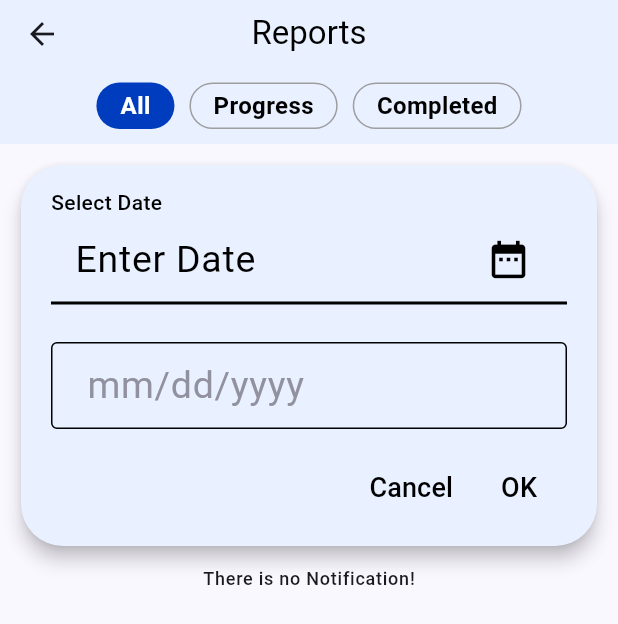
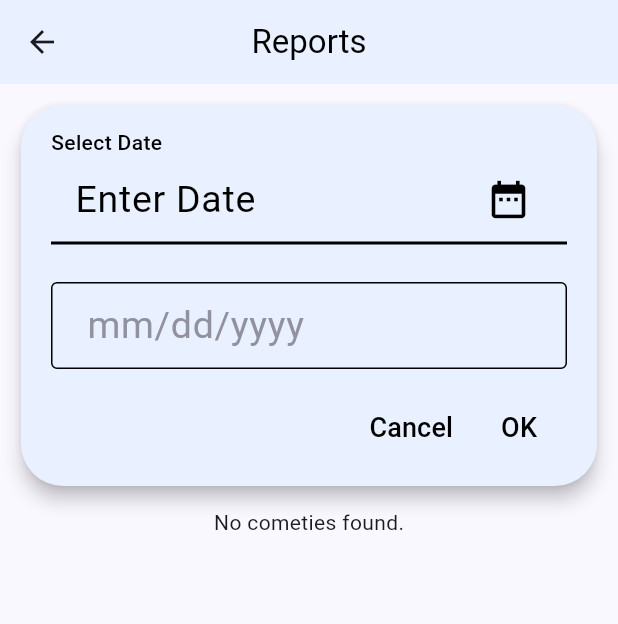
Before and after one commit to hassankhalid2239/digital_cometie_app, a Flutter app: the ReportScreen screen opened directly, on a phone screen of 412 x 824 dp. Shown: the top 624 px of the screen. Run offline on Flutter 3.47's test engine with Material 3 defaults, Android fonts, the phone set to English and light mode, and no system bars; our stand-ins replace cloud_firestore, country_picker, firebase_auth, firebase_core, firebase_messaging, firebase_storage and 9 more; accounts and stored records are empty; key blocks and very long unbroken strings in the code were emptied for the run.

Commit message:
report screen done

```diff
--- a/lib/Views/cometie_screen.dart
+++ b/lib/Views/cometie_screen.dart
@@ -139,7 +139,7 @@ class CometieScreen extends StatelessWidget {
                                       crossAxisAlignment: CrossAxisAlignment.start,
                                       children: [
                                         Text(
-                                          'Amount: ${snapshot.data?.docs[index]['amount']} mon',
+                                          'Amount: ${snapshot.data?.docs[index]['amount']}',
                                           style: GoogleFonts.roboto(
                                             // fontSize: 18,
                                               fontWeight: FontWeight.w400,
--- a/lib/Views/report_screen.dart
+++ b/lib/Views/report_screen.dart
@@ -1,12 +1,11 @@
+import 'package:cloud_firestore/cloud_firestore.dart';
+import 'package:digital_cometie_app/Controller/cometie_controller.dart';
 import 'package:digital_cometie_app/Controller/state_controller.dart';
 import 'package:flutter/material.dart';
 import 'package:flutter_svg/svg.dart';
 import 'package:get/get.dart';
-import 'package:get/get_core/src/get_main.dart';
-import 'package:get/get_state_manager/src/rx_flutter/rx_obx_widget.dart';
+
 import 'package:google_fonts/google_fonts.dart';
-import '../Controller/notification_controller.dart';
-import '../Widgets/custom_filter_button.dart';
 import '../Widgets/custom_text_form_field.dart';
 
 
@@ -28,55 +27,6 @@ class ReportScreen extends StatelessWidget {
               fontWeight: FontWeight.w400, color: Colors.black),
         ),
         centerTitle: true,
-        bottom: PreferredSize(
-          preferredSize: const Size.square(40),
-          child: SingleChildScrollView(
-            scrollDirection: Axis.horizontal,
-            padding: EdgeInsets.zero,
-            child: Padding(
-              padding: const EdgeInsets.all(10),
-              child: Row(
-                // mainAxisAlignment: MainAxisAlignment.start,
-                // crossAxisAlignment: CrossAxisAlignment.start,
-                children: [
-                  Obx((){
-                    return  CustomFilterButton(
-                        onTap: (){
-                          _stateController.reportFilterIndex.value=0;
-                        },
-                        title: 'All',
-                        bgColor: _stateController.reportFilterIndex.value==0?Color(0xff003CBE):Colors.transparent,
-                        borderColor: _stateController.reportFilterIndex.value==0?Colors.transparent:Colors.grey,
-                        textColor: _stateController.reportFilterIndex.value==0?Colors.white:Colors.black);
-                  }),
-                  SizedBox(width: 10,),
-                  Obx((){
-                    return CustomFilterButton(
-                        onTap: (){
-                          _stateController.reportFilterIndex.value=1;
-                        },
-                        title: 'Progress',
-                        bgColor: _stateController.reportFilterIndex.value==1?Color(0xff003CBE):Colors.transparent,
-                        borderColor: _stateController.reportFilterIndex.value==1?Colors.transparent:Colors.grey,
-                        textColor: _stateController.reportFilterIndex.value==1?Colors.white:Colors.black                  );
-                  }),
-                  SizedBox(width: 10,),
-                  Obx((){
-                    return CustomFilterButton(
-                        onTap: (){
-                          _stateController.reportFilterIndex.value=2;
-                        },
-                        title: 'Completed',
-                        bgColor: _stateController.reportFilterIndex.value==2?Color(0xff003CBE):Colors.transparent,
-                        borderColor: _stateController.reportFilterIndex.value==2?Colors.transparent:Colors.grey,
-                        textColor: _stateController.reportFilterIndex.value==2?Colors.white:Colors.black
-                    );
-                  }),
-                ],
-              ),
-            ),
-          ),
-        ),
       ),
       body: SingleChildScrollView(
         child: Padding(
@@ -161,47 +111,40 @@ class ReportScreen extends StatelessWidget {
               const SizedBox(
                 height: 10,
               ),
-              Obx((){
-                return StreamBuilder(
-                  stream: Notifications().getNotifications(),
-                  builder: (context, AsyncSnapshot snapshot) {
+              StreamBuilder<List<DocumentSnapshot<Map<String, dynamic>>>>(
+                stream: CometieController().getCometiesReport(),
+                builder: (context, snapshot) {
                   if (snapshot.connectionState == ConnectionState.waiting) {
-                      return Center(child: CircularProgressIndicator(),);
-                    } else if (snapshot.connectionState == ConnectionState.active) {
-                      if (snapshot.data?.docs.isNotEmpty == true) {
-                        return ListView.builder(
-                          shrinkWrap: true,
-                          padding: EdgeInsets.symmetric(vertical: 5),
-                          physics: NeverScrollableScrollPhysics(),
-                          itemCount: snapshot.data.docs.length,
-                          itemBuilder: (context, index) {
+                    return Center(child: CircularProgressIndicator());
+                  }
+                  if (!snapshot.hasData || snapshot.data!.isEmpty) {
+                    return Center(child: Text('No cometies found.'));
+                  }
+                  var cometies = snapshot.data!;
                   return Card(
                     color: const Color(0xffE9F0FF),
                     shape: RoundedRectangleBorder(
                         borderRadius: BorderRadius.circular(20)),
                     elevation: 30,
                     shadowColor: const Color(0xff003CBE),
-                              child: Padding(
-                                padding: const EdgeInsets.symmetric(vertical: 15),
-                                child: ListView.separated(
-                                  separatorBuilder: (context, index) => Divider(
-                                    color: Theme.of(context).scaffoldBackgroundColor,
-                                    height: 1,
-                                  ),
+                    child: ListView.builder(
                       shrinkWrap: true,
-                                  physics: const NeverScrollableScrollPhysics(),
-                                  itemCount: 20,
+                      physics: NeverScrollableScrollPhysics(),
+                      itemCount: cometies.length,
                       itemBuilder: (context, index) {
+                        var cometie = cometies[index].data();
+                        // Display cometie data here
                         return ListTile(
                           tileColor: const Color(0xffE9F0FF),
                           contentPadding: const EdgeInsets.only(right: 15),
-                                      leading: const CircleAvatar(
+                          leading: CircleAvatar(
                             radius: 40,
-                                        backgroundImage:
-                                        AssetImage('assets/images/pfavatar.png'),
+                            backgroundImage: cometie?['creatorProfilePic']==''?
+                            AssetImage('assets/images/pfavatar.png'):
+                            NetworkImage(cometie?['creatorProfilePic']),
                           ),
                           title: Text(
-                                        'User Name',
+                            cometie?['cometieName'],
                             style: GoogleFonts.roboto(
                                 fontSize: 20,
                                 fontWeight: FontWeight.w400,
@@ -211,18 +154,23 @@ class ReportScreen extends StatelessWidget {
                             crossAxisAlignment: CrossAxisAlignment.start,
                             children: [
                               Text(
-                                            'Duration',
+                                'Amount: ${cometie?['eachAmount']}',
                                 style: GoogleFonts.roboto(
                                   // fontSize: 18,
                                     fontWeight: FontWeight.w400,
                                     color: Colors.black),
                               ),
                               Text(
-                                            'Amount',
+                                '${cometie?['status']}',
                                 style: GoogleFonts.roboto(
                                   // fontSize: 20,
+                                    letterSpacing: 2,
                                     fontWeight: FontWeight.w400,
-                                                color: Colors.black),
+                                    color: cometie?['status']=='Completed'?
+                                    Color(0xff003CBE):
+                                    cometie?['status']=='Pending'?
+                                    Colors.redAccent:Colors.green
+                                ),
                               ),
                             ],
                           ),
@@ -238,24 +186,10 @@ class ReportScreen extends StatelessWidget {
                         );
                       },
                     ),
-                              ),
                   );
                 },
-                        );
-                      } else {
-                        return Center(
-                          child: Text('There is no Notification!',
-                              style: Theme.of(context).textTheme.labelMedium),
-                        );
-                      }
-                    }
-                    return Center(
-                      child: Text('Something went wrong',
-                          style: Theme.of(context).textTheme.labelMedium),
-                    );
-                  },
-                );
-              }),
+              )
+
             ],
           ),
         ),
--- a/pubspec.yaml
+++ b/pubspec.yaml
@@ -55,6 +55,7 @@ dependencies:
   image_cropper:
   intl:
   flutter_animate:
+  rxdart:
 dev_dependencies:
   flutter_test:
     sdk: flutter
```
Also changed, not shown: lib/Controller/cometie_controller.dart (+58 -4 lines), lib/Controller/notification_controller.dart (+12 -0 lines), lib/Views/add_member_screen.dart (+17 -2 lines), lib/Views/notification_screen.dart (+12 -0 lines), pubspec.lock. Lines whose indentation alone changed are shown as unchanged.
